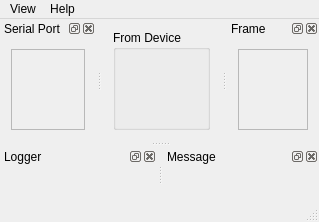
Before: the Qt Designer form mainwindow.ui in JorgeAparicio/qSerialTerm, drawn with Qt 5.
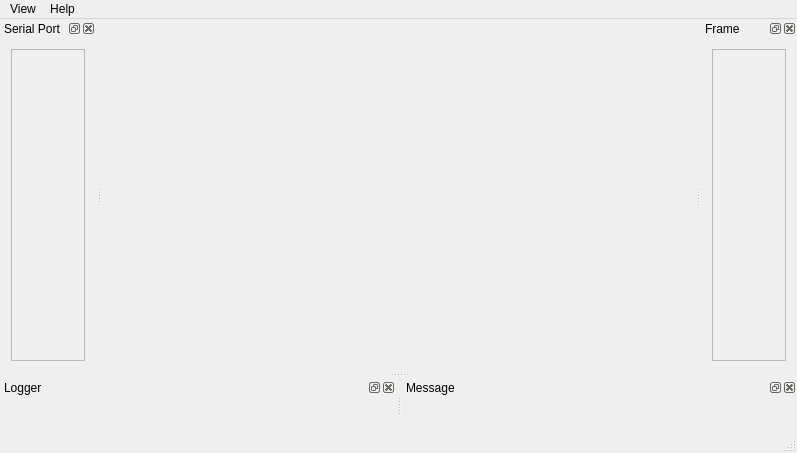
After: the same form once the commit is applied. Custom widgets are drawn as their Qt base class.

Diff of the .ui file:
```diff
--- a/mainwindow.ui
+++ b/mainwindow.ui
@@ -6,8 +6,8 @@
    <rect>
     <x>0</x>
     <y>0</y>
-    <width>318</width>
-    <height>222</height>
+    <width>797</width>
+    <height>453</height>
    </rect>
   </property>
   <property name="windowTitle">
@@ -16,16 +16,7 @@
   <widget class="QWidget" name="centralWidget">
    <layout class="QGridLayout" name="gridLayout_5">
     <item row="0" column="0">
-     <widget class="QGroupBox" name="fromDeviceGroupBox">
-      <property name="title">
-       <string>From Device</string>
-      </property>
-      <layout class="QGridLayout" name="gridLayout_3">
-       <item row="0" column="0">
-        <layout class="QGridLayout" name="fromDeviceGridLayout"/>
-       </item>
-      </layout>
-     </widget>
+     <layout class="QGridLayout" name="fromDeviceGridLayout"/>
     </item>
    </layout>
   </widget>
@@ -34,7 +25,7 @@
     <rect>
      <x>0</x>
      <y>0</y>
-     <width>318</width>
+     <width>797</width>
      <height>25</height>
     </rect>
    </property>
@@ -113,7 +104,7 @@
         <enum>Qt::ScrollBarAsNeeded</enum>
        </property>
        <property name="horizontalScrollBarPolicy">
-        <enum>Qt::ScrollBarAsNeeded</enum>
+        <enum>Qt::ScrollBarAlwaysOff</enum>
        </property>
        <property name="widgetResizable">
         <bool>true</bool>
@@ -124,7 +115,7 @@
           <x>0</x>
           <y>0</y>
           <width>76</width>
-          <height>76</height>
+          <height>307</height>
          </rect>
         </property>
         <layout class="QGridLayout" name="gridLayout_2">
@@ -222,7 +213,7 @@
    </property>
    <property name="minimumSize">
     <size>
-     <width>0</width>
+     <width>96</width>
      <height>121</height>
     </size>
    </property>
@@ -263,7 +254,7 @@
           <x>0</x>
           <y>0</y>
           <width>76</width>
-          <height>76</height>
+          <height>307</height>
          </rect>
         </property>
         <layout class="QGridLayout" name="gridLayout_8">
```
Left out of the diff: 9 changed lines with no effect on the pictures.
